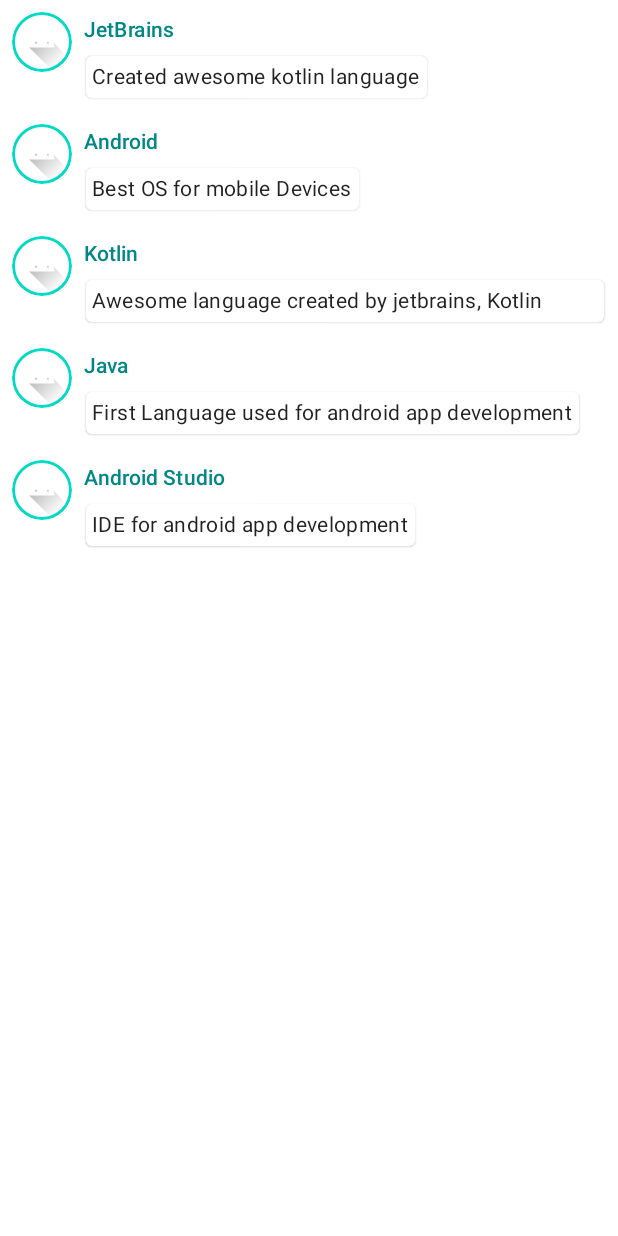
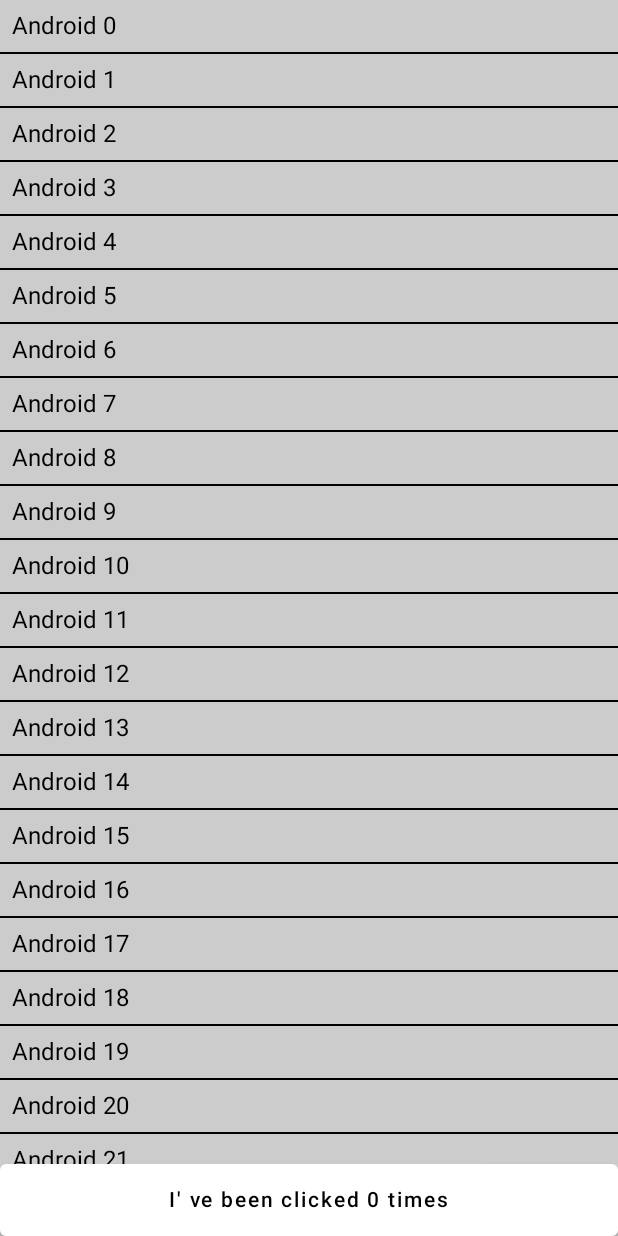
Before and after one commit to virendersran01/ComposeApp, an Android app built with Jetpack Compose: the screen it shows after launch (MainActivity), on a phone screen of 412 x 824 dp. Run offline under Robolectric (Android 15) with nearby library versions, the phone set to English and light mode, and no system bars.

Commit message:
Done Jetpack Compose basics codelabs 6 section. https://developer.android.com/codelabs/jetpack-compose-basics?continue=https%3A%2F%2Fdeveloper.android.com%2Fcourses%2Fpathways%2Fcompose%23codelab-https%3A%2F%2Fdeveloper.android.com%2Fcodelabs%2Fjetpack-compose-basics#5

```diff
--- a/app/build.gradle
+++ b/app/build.gradle
@@ -56,8 +56,8 @@ dependencies {
     implementation "androidx.compose.material:material:$compose_version"
     implementation "androidx.compose.ui:ui-tooling-preview:$compose_version"
     implementation 'androidx.lifecycle:lifecycle-runtime-ktx:2.3.1'
-    implementation 'androidx.activity:activity-compose:1.3.0-alpha06'
-    testImplementation 'junit:junit:4.+'
+    implementation 'androidx.activity:activity-compose:1.3.1'
+    testImplementation 'junit:junit:4.13.2'
     androidTestImplementation 'androidx.test.ext:junit:1.1.3'
     androidTestImplementation 'androidx.test.espresso:espresso-core:3.4.0'
     androidTestImplementation "androidx.compose.ui:ui-test-junit4:$compose_version"
--- a/app/src/main/java/com/virtualstudios/composeapp/MainActivity.kt
+++ b/app/src/main/java/com/virtualstudios/composeapp/MainActivity.kt
@@ -2,6 +2,8 @@ package com.virtualstudios.composeapp
 
 import android.content.res.Configuration
 import android.os.Bundle
+import android.util.Log
+import android.widget.Toast
 import androidx.activity.ComponentActivity
 import androidx.activity.compose.setContent
 import androidx.compose.animation.animateColorAsState
@@ -13,9 +15,7 @@ import androidx.compose.foundation.layout.*
 import androidx.compose.foundation.lazy.LazyColumn
 import androidx.compose.foundation.lazy.items
 import androidx.compose.foundation.shape.CircleShape
-import androidx.compose.material.MaterialTheme
-import androidx.compose.material.Surface
-import androidx.compose.material.Text
+import androidx.compose.material.*
 import androidx.compose.runtime.Composable
 import androidx.compose.runtime.mutableStateOf
 import androidx.compose.runtime.remember
@@ -28,20 +28,146 @@ import androidx.compose.ui.res.painterResource
 import androidx.compose.ui.tooling.preview.Preview
 import androidx.compose.ui.unit.dp
 import com.virtualstudios.composeapp.ui.theme.ComposeAppTheme
+import com.virtualstudios.composeapp.ui.theme.Purple200
 
 class MainActivity : ComponentActivity() {
     override fun onCreate(savedInstanceState: Bundle?) {
         super.onCreate(savedInstanceState)
         setContent {
-            ComposeAppTheme() {
-                Column() {
-                    MessageCard(Message("JetBrains", "Created awesome kotlin language"))
-                    Conversations(messages = sampleData())
-                }
+//            ComposeAppTheme() {
+//                Column() {
+//                    MessageCard(Message("JetBrains", "Created awesome kotlin language"))
+//                    Conversations(messages = sampleData())
+//                }
+//            }
+            MyApp {
+                //MyScreenContentList()
+                //MyScreenContent()
+                MyScreenContentWithScroll()
             }
         }
     }
 }
+
+@Composable
+fun MyApp(content: @Composable () -> Unit){
+    ComposeAppTheme() {
+        androidx.compose.material.Surface(color = Color.LightGray) {
+            content()
+        }
+    }
+}
+
+@Preview
+@Composable
+fun PreviewMyApp(){
+    MyApp {
+        MyScreenContentWithScroll()
+    }
+}
+
+@Composable
+fun MyScreenContentWithScroll(){
+    val names = List(1000){"Android $it"}
+    val counterState = remember {
+        mutableStateOf(0)
+    }
+    Column(Modifier.fillMaxHeight()) {
+        NamesListScrolling(names = names, modifier = Modifier.weight(1f))
+        Counter(count = counterState.value, updateCount = { newValue ->
+            counterState.value = newValue
+        })
+    }
+}
+
+@Composable
+fun NamesListScrolling(names: List<String>, modifier: Modifier = Modifier){
+    LazyColumn(modifier){
+        items(items = names){ name ->
+            DisplayText(text = name)
+            Divider(color = Color.Black)
+        }
+    }
+}
+
+@Composable
+fun NamesList(names: List<String>, modifier: Modifier = Modifier){
+    Column(modifier = modifier) {
+        for (name in names){
+            DisplayText(text = name)
+            Divider(color = Color.Black)
+        }
+    }
+}
+
+@Composable
+fun DisplayText(text: String, textColor: Color = Color.Black){
+    Text(text = text,
+    modifier = Modifier.padding(8.dp),
+    color = textColor)
+}
+
+@Composable()
+fun MyScreenContent(){
+    val names: List<String> = List(1000){"Android $it"}
+    Column {
+        DisplayText(text = "Android")
+        Divider(color = Color.Black)
+        DisplayText(text = "Android")
+//        Spacer(modifier = Modifier.height(16.dp))
+//        NamesList(names = names)
+
+    }
+}
+
+@Composable
+fun MyScreenContentList(
+    names: List<String> = listOf("Android", "Kotlin", "Java")){
+    val counterState = remember {
+        mutableStateOf(0)
+    }
+    androidx.compose.material.Surface(color = Purple200) {
+        Column (Modifier.fillMaxHeight()){
+            Column(Modifier.weight(1f)) {
+                for (name in names){
+                    DisplayText(text = name, Color.White)
+                    Divider(color = Color.Cyan)
+                }
+            }
+
+            Counter(count = counterState.value,
+                updateCount = { newValue ->
+                    counterState.value = newValue
+                    Log.d("TAG", "MyScreenContentList: value = $newValue")
+                }
+            )
+
+            Spacer(modifier = Modifier.height(8.dp))
+        }
+
+    }
+}
+
+@Composable
+fun Counter(count: Int, updateCount: (Int) -> Unit){
+    Button(modifier = Modifier.fillMaxWidth(),
+        onClick = { updateCount(count+1) },
+    colors = ButtonDefaults.buttonColors(
+        backgroundColor = if (count > 5) Color.Green else Color.White
+    )) {
+        DisplayText(text = "I' ve been clicked $count times")
+    }
+}
+
+//@Composable
+//fun Counter() {
+//
+//    val count = remember { mutableStateOf(0) }
+//
+//    Button(onClick = { count.value++ }) {
+//        Text("I've been clicked ${count.value} times")
+//    }
+//}
 
 @Composable
 fun MessageCard(msg: Message){
@@ -69,7 +195,9 @@ fun MessageCard(msg: Message){
             )
             Spacer(modifier = Modifier.height(4.dp))
             androidx.compose.material.Surface(shape = MaterialTheme.shapes.medium, elevation = 1.dp,
-            color = surfaceColor, modifier = Modifier.animateContentSize().padding(1.dp)) {
+            color = surfaceColor, modifier = Modifier
+                    .animateContentSize()
+                    .padding(1.dp)) {
                 Text(text = msg.body,
                     maxLines = if (isExpanded) Int.MAX_VALUE else 1,
                     style = MaterialTheme.typography.body2,
@@ -83,12 +211,12 @@ fun MessageCard(msg: Message){
 
 }
 
-@Preview(name = "Light Mode")
-@Preview(
-    uiMode = Configuration.UI_MODE_NIGHT_YES,
-    showBackground = true,
-    name = "Dark Mode"
-)
+//@Preview(name = "Light Mode")
+//@Preview(
+//    uiMode = Configuration.UI_MODE_NIGHT_YES,
+//    showBackground = true,
+//    name = "Dark Mode"
+//)
 @Composable
 fun PreviewMessageCard(){
     ComposeAppTheme() {
@@ -108,7 +236,7 @@ fun Conversations(messages: List<Message>){
     }
 }
 
-@Preview
+//@Preview
 @Composable
 fun PreviewConversations(){
     ComposeAppTheme() {
```
